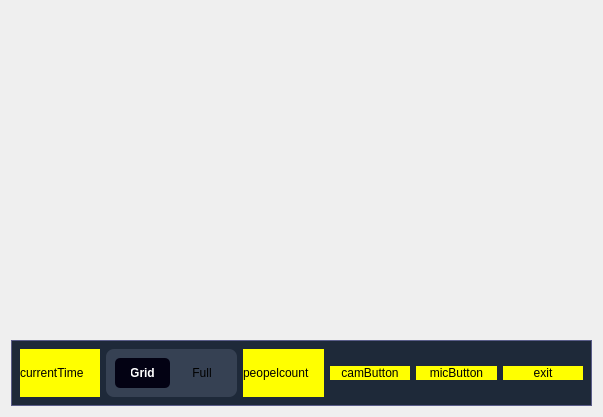
This is meeting.ui in JustTALK-veda/Client_QT as Qt 5 draws it before an edit. The edited form follows.
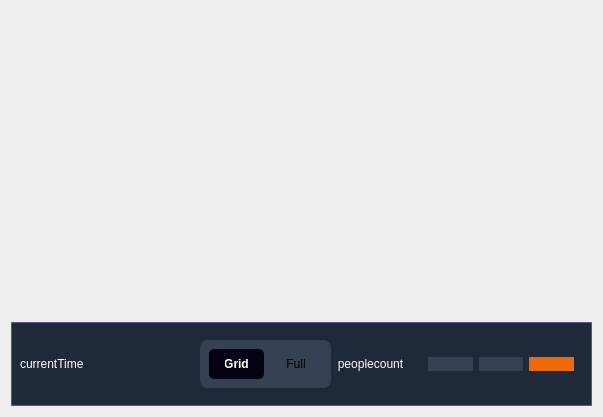
This is the edited form. Icons and pictures are not drawn.

Commit message: feat: add design on meetingPage footbar

Diff of the .ui file:
```diff
--- a/meeting.ui
+++ b/meeting.ui
@@ -26,7 +26,7 @@
       <item>
        <widget class="QLabel" name="currentTimeLabel">
         <property name="styleSheet">
-         <string notr="true">background-color:yellow; 	border: none;</string>
+         <string notr="true">border: none; color: white;</string>
         </property>
         <property name="text">
          <string>currentTime</string>
@@ -34,6 +34,12 @@
        </widget>
       </item>
       <item>
+       <widget class="QWidget" name="viewerContainer" native="true">
+        <property name="styleSheet">
+         <string notr="true">border: none;</string>
+        </property>
+        <layout class="QHBoxLayout" name="horizontalLayout_4">
+         <item>
        <widget class="QWidget" name="viewmodeContainer" native="true">
         <property name="styleSheet">
          <string notr="true">background-color: #364153; 
@@ -124,43 +130,109 @@
        </widget>
       </item>
       <item>
-       <widget class="QLabel" name="peopleCountLabel">
+          <widget class="QPushButton" name="peopleCountIconLabel">
+           <property name="enabled">
+            <bool>false</bool>
+           </property>
         <property name="styleSheet">
-         <string notr="true">background-color:yellow; 	border: none;</string>
+            <string notr="true">QPushButton {
+        border: none;
+    }
+QPushButton:disabled {
+		border: none; 
+        background-color: transparent;
+        color: white;
+    }
+</string>
         </property>
         <property name="text">
-         <string>peopelcount</string>
-        </property>
-       </widget>
-      </item>
+            <string>peoplecount</string>
+           </property>
+           <property name="icon">
+            <iconset resource="Resources.qrc">
+             <normaloff>:/Image/config/users.png</normaloff>:/Image/config/users.png</iconset>
+           </property>
+           <property name="iconSize">
+            <size>
+             <width>20</width>
+             <height>20</height>
+            </size>
+           </property>
+          </widget>
+         </item>
+        </layout>
+       </widget>
+      </item>
+      <item>
+       <widget class="QWidget" name="tools" native="true">
+        <property name="styleSheet">
+         <string notr="true">border: none;</string>
+        </property>
+        <layout class="QHBoxLayout" name="horizontalLayout_3">
       <item>
        <widget class="QPushButton" name="camButton">
         <property name="styleSheet">
-         <string notr="true">background-color:yellow; 	border: none;</string>
+            <string notr="true">background-color: #364153;  border: none; border-radius: 8px;</string>
         </property>
         <property name="text">
-         <string>camButton</string>
+            <string/>
+           </property>
+           <property name="icon">
+            <iconset resource="Resources.qrc">
+             <normaloff>:/Image/config/video_on.png</normaloff>:/Image/config/video_on.png</iconset>
+           </property>
+           <property name="iconSize">
+            <size>
+             <width>20</width>
+             <height>20</height>
+            </size>
+           </property>
+           <property name="checkable">
+            <bool>true</bool>
         </property>
        </widget>
       </item>
       <item>
        <widget class="QPushButton" name="micButton">
         <property name="styleSheet">
-         <string notr="true">background-color:yellow; 	border: none;</string>
+            <string notr="true">background-color: #364153;  border: none; border-radius: 8px;</string>
         </property>
         <property name="text">
-         <string>micButton</string>
+            <string/>
+           </property>
+           <property name="icon">
+            <iconset resource="Resources.qrc">
+             <normaloff>:/Image/config/mic_on.png</normaloff>:/Image/config/mic_on.png</iconset>
+           </property>
+           <property name="iconSize">
+            <size>
+             <width>20</width>
+             <height>20</height>
+            </size>
+           </property>
+           <property name="checkable">
+            <bool>true</bool>
         </property>
        </widget>
       </item>
       <item>
        <widget class="QPushButton" name="exitButton">
         <property name="styleSheet">
-         <string notr="true">background-color:yellow; 	border: none;</string>
+            <string notr="true">background-color:#ED6B06; 	border: none; border-radius: 8px;</string>
         </property>
         <property name="text">
-         <string>exit</string>
-        </property>
+            <string/>
+           </property>
+           <property name="icon">
+            <iconset resource="Resources.qrc">
+             <normaloff>:/Image/config/phone_off.png</normaloff>:/Image/config/phone_off.png</iconset>
+           </property>
+           <property name="iconSize">
+            <size>
+             <width>20</width>
+             <height>20</height>
+            </size>
+           </property>
        </widget>
       </item>
      </layout>
@@ -168,6 +240,11 @@
    </item>
   </layout>
  </widget>
- <resources/>
+   </item>
+  </layout>
+ </widget>
+ <resources>
+  <include location="Resources.qrc"/>
+ </resources>
  <connections/>
 </ui>
```
Lines whose indentation alone changed are shown as unchanged. The commit also changes 1 other file.
